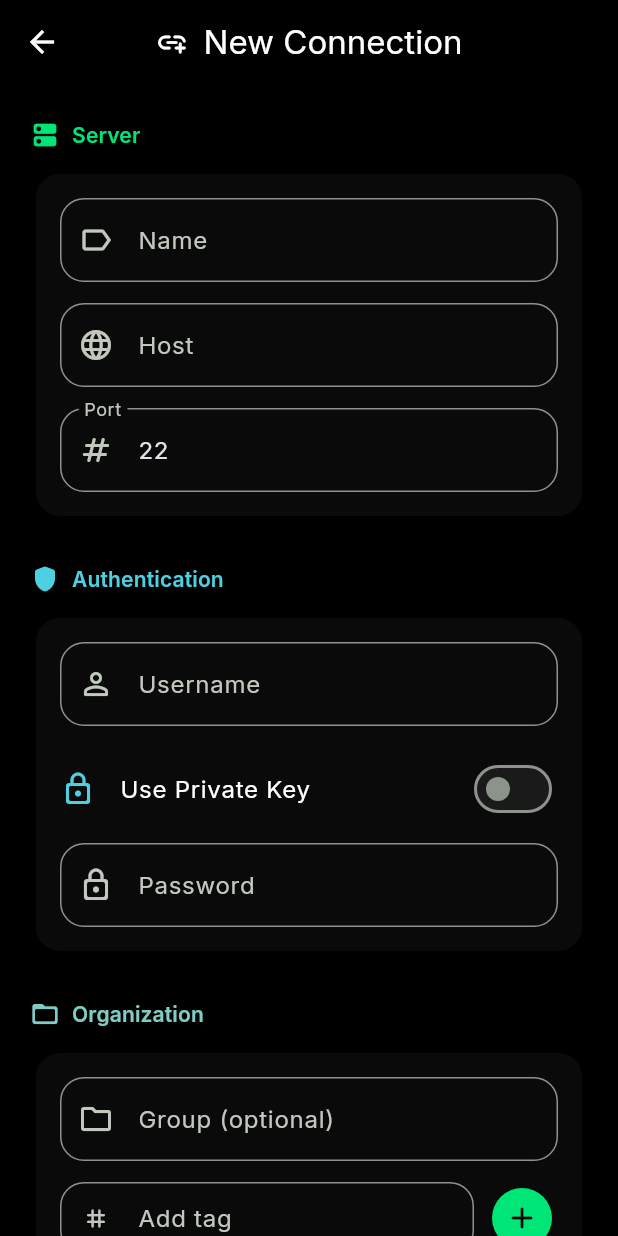
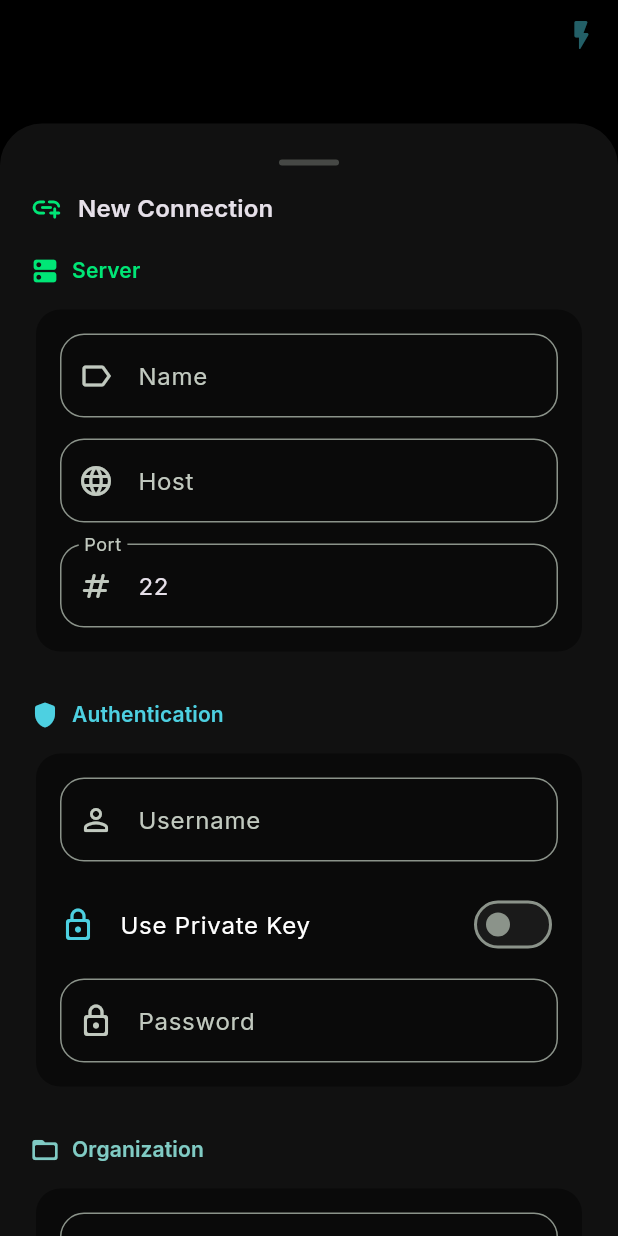
Before and after one commit to rudra-sah00/ssh-client, a Flutter app: the screen it shows after launch, after a tap on "New", on a phone screen of 412 x 824 dp. Run offline on Flutter 3.47's test engine with Material 3 defaults, Android fonts, the phone set to English and light mode, and no system bars; drawn by our look-alikes of flutter_animate; our stand-ins replace flex_color_scheme, flutter_riverpod, flutter_secure_storage, freezed_annotation, google_fonts; missing offline and left inert: dartssh2, xterm.

Commit message:
feat: open Add Connection and Quick Connect as bottom sheets

```diff
--- a/lib/presentation/screens/connection/add_edit_connection_screen.dart
+++ b/lib/presentation/screens/connection/add_edit_connection_screen.dart
@@ -6,7 +6,8 @@ import 'package:ssh_client/data/providers/providers.dart';
 
 class AddEditConnectionScreen extends ConsumerStatefulWidget {
   final ConnectionModel? existing;
-  const AddEditConnectionScreen({super.key, this.existing});
+  final ScrollController? scrollController;
+  const AddEditConnectionScreen({super.key, this.existing, this.scrollController});
 
   @override
   ConsumerState<AddEditConnectionScreen> createState() => _State();
@@ -74,25 +75,31 @@ class _State extends ConsumerState<AddEditConnectionScreen> {
   Widget build(BuildContext context) {
     final colors = Theme.of(context).colorScheme;
     final textTheme = Theme.of(context).textTheme;
+    final isSheet = widget.scrollController != null;
 
-    return Scaffold(
-      appBar: AppBar(
-        title: Row(
-          mainAxisSize: MainAxisSize.min,
+    final content = SingleChildScrollView(
+      controller: widget.scrollController,
+      padding: const EdgeInsets.symmetric(horizontal: 20, vertical: 24),
+      child: Form(
+        key: _formKey,
+        child: Column(
+          crossAxisAlignment: CrossAxisAlignment.start,
           children: [
-            Icon(_isEditing ? Icons.edit_rounded : Icons.add_link_rounded, size: 22),
-            const SizedBox(width: 10),
-            Text(_isEditing ? 'Edit Connection' : 'New Connection'),
-          ],
-        ),
-      ),
-      body: SingleChildScrollView(
-        padding: const EdgeInsets.symmetric(horizontal: 20, vertical: 24),
-        child: Form(
-          key: _formKey,
-          child: Column(
-            crossAxisAlignment: CrossAxisAlignment.start,
-            children: [
+            if (isSheet) ...[
+              Center(
+                child: Container(
+                  width: 40, height: 4,
+                  margin: const EdgeInsets.only(bottom: 16),
+                  decoration: BoxDecoration(color: colors.onSurfaceVariant.withValues(alpha: 0.3), borderRadius: BorderRadius.circular(2)),
+                ),
+              ),
+              Row(children: [
+                Icon(_isEditing ? Icons.edit_rounded : Icons.add_link_rounded, size: 22, color: colors.primary),
+                const SizedBox(width: 10),
+                Text(_isEditing ? 'Edit Connection' : 'New Connection', style: textTheme.titleMedium?.copyWith(fontWeight: FontWeight.w600)),
+              ]),
+              const SizedBox(height: 20),
+            ],
               // ── Server Section ──
               _SectionHeader(icon: Icons.dns_rounded, label: 'Server', color: colors.primary)
                   .animate().fadeIn(duration: 300.ms).slideY(begin: 0.15),
@@ -225,7 +232,18 @@ class _State extends ConsumerState<AddEditConnectionScreen> {
             ],
           ),
         ),
+      );
+
+    if (isSheet) return content;
+    return Scaffold(
+      appBar: AppBar(
+        title: Row(mainAxisSize: MainAxisSize.min, children: [
+          Icon(_isEditing ? Icons.edit_rounded : Icons.add_link_rounded, size: 22),
+          const SizedBox(width: 10),
+          Text(_isEditing ? 'Edit Connection' : 'New Connection'),
+        ]),
       ),
+      body: content,
     );
   }
 
--- a/lib/presentation/screens/home/home_screen.dart
+++ b/lib/presentation/screens/home/home_screen.dart
@@ -4,6 +4,7 @@ import 'package:flutter_riverpod/flutter_riverpod.dart';
 import 'package:ssh_client/data/models/connection/connection_model.dart';
 import 'package:ssh_client/data/providers/providers.dart';
 import 'package:ssh_client/data/services/ssh/session_manager.dart';
+import 'package:ssh_client/presentation/screens/connection/add_edit_connection_screen.dart';
 
 class HomeScreen extends ConsumerStatefulWidget {
   const HomeScreen({super.key});
@@ -44,7 +45,7 @@ class _HomeScreenState extends ConsumerState<HomeScreen> {
         ],
       ),
       floatingActionButton: FloatingActionButton.extended(
-        onPressed: () => Navigator.pushNamed(context, '/add-connection'),
+        onPressed: () => _showAddConnection(context),
         icon: const Icon(Icons.add_rounded),
         label: const Text('New'),
       ).animate().scale(delay: 300.ms, duration: 300.ms, curve: Curves.easeOutBack),
@@ -157,19 +158,43 @@ class _HomeScreenState extends ConsumerState<HomeScreen> {
     );
   }
 
+  void _showAddConnection(BuildContext context, [ConnectionModel? existing]) {
+    showModalBottomSheet(
+      context: context,
+      isScrollControlled: true,
+      useSafeArea: true,
+      builder: (_) => DraggableScrollableSheet(
+        initialChildSize: 0.9,
+        minChildSize: 0.5,
+        maxChildSize: 0.95,
+        expand: false,
+        builder: (_, controller) => AddEditConnectionScreen(
+          existing: existing,
+          scrollController: controller,
+        ),
+      ),
+    );
+  }
+
   void _showQuickConnect(BuildContext context) {
     final host = TextEditingController();
     final user = TextEditingController();
     final pass = TextEditingController();
     final port = TextEditingController(text: '22');
 
-    showDialog(
+    showModalBottomSheet(
       context: context,
-      builder: (ctx) => AlertDialog(
-        icon: Icon(Icons.flash_on_rounded, color: Theme.of(context).colorScheme.tertiary),
-        title: const Text('Quick Connect'),
-        content: SingleChildScrollView(
+      isScrollControlled: true,
+      useSafeArea: true,
+      builder: (ctx) => Padding(
+        padding: EdgeInsets.fromLTRB(20, 20, 20, MediaQuery.of(ctx).viewInsets.bottom + 20),
         child: Column(mainAxisSize: MainAxisSize.min, children: [
+          Row(children: [
+            Icon(Icons.flash_on_rounded, color: Theme.of(context).colorScheme.tertiary),
+            const SizedBox(width: 10),
+            Text('Quick Connect', style: Theme.of(context).textTheme.titleMedium?.copyWith(fontWeight: FontWeight.w600)),
+          ]),
+          const SizedBox(height: 20),
           TextField(controller: host, decoration: const InputDecoration(labelText: 'Host', prefixIcon: Icon(Icons.dns_rounded))),
           const SizedBox(height: 12),
           TextField(controller: port, decoration: const InputDecoration(labelText: 'Port', prefixIcon: Icon(Icons.numbers_rounded)), keyboardType: TextInputType.number),
@@ -177,11 +202,11 @@ class _HomeScreenState extends ConsumerState<HomeScreen> {
           TextField(controller: user, decoration: const InputDecoration(labelText: 'Username', prefixIcon: Icon(Icons.person_rounded))),
           const SizedBox(height: 12),
           TextField(controller: pass, decoration: const InputDecoration(labelText: 'Password', prefixIcon: Icon(Icons.lock_rounded)), obscureText: true),
-          ]),
-        ),
-        actions: [
-          TextButton(onPressed: () => Navigator.pop(ctx), child: const Text('Cancel')),
-          FilledButton.icon(
+          const SizedBox(height: 20),
+          SizedBox(
+            width: double.infinity,
+            height: 48,
+            child: FilledButton.icon(
               icon: const Icon(Icons.flash_on_rounded, size: 18),
               onPressed: () {
                 if (host.text.isEmpty || user.text.isEmpty) return;
@@ -198,7 +223,8 @@ class _HomeScreenState extends ConsumerState<HomeScreen> {
               },
               label: const Text('Connect'),
             ),
-        ],
+          ),
+        ]),
       ),
     );
   }
@@ -334,7 +360,21 @@ class _ConnectionTile extends ConsumerWidget {
         ref.read(connectionListProvider.notifier).add(dup);
         ScaffoldMessenger.of(context).showSnackBar(SnackBar(content: Text('Duplicated "${connection.name}"')));
       case 'edit':
-        Navigator.pushNamed(context, '/add-connection', arguments: connection);
+        showModalBottomSheet(
+          context: context,
+          isScrollControlled: true,
+          useSafeArea: true,
+          builder: (_) => DraggableScrollableSheet(
+            initialChildSize: 0.9,
+            minChildSize: 0.5,
+            maxChildSize: 0.95,
+            expand: false,
+            builder: (_, controller) => AddEditConnectionScreen(
+              existing: connection,
+              scrollController: controller,
+            ),
+          ),
+        );
       case 'delete':
         _confirmDelete(context, ref);
     }
```
Also changed, not shown: 1 other file. Lines whose indentation alone changed are shown as unchanged.
